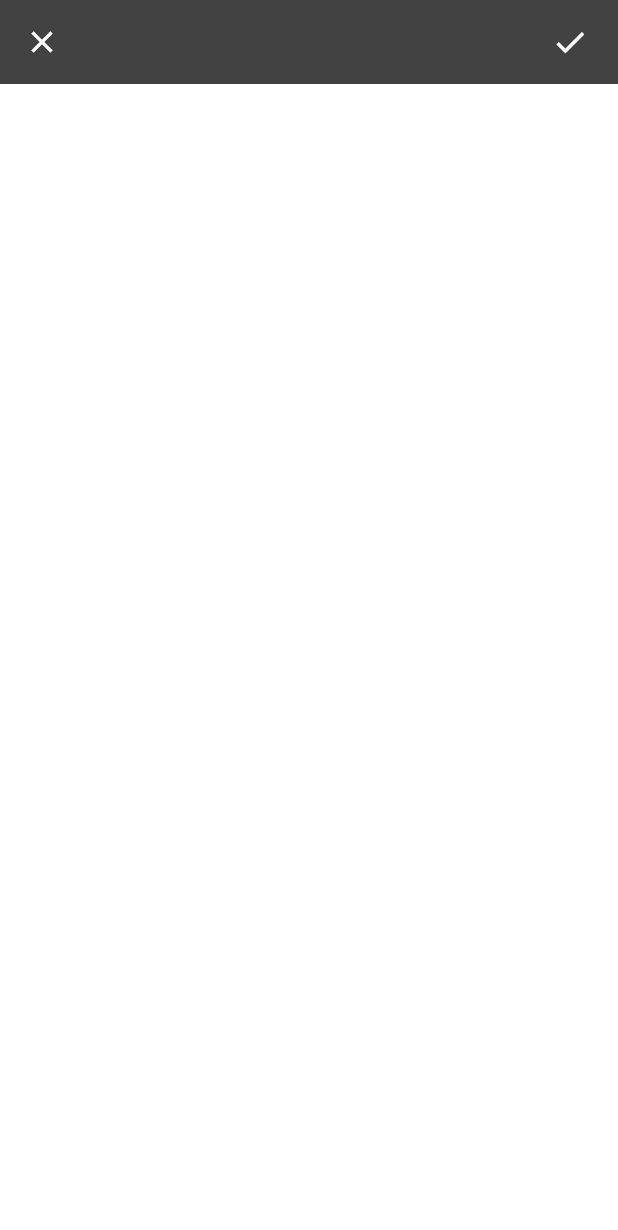
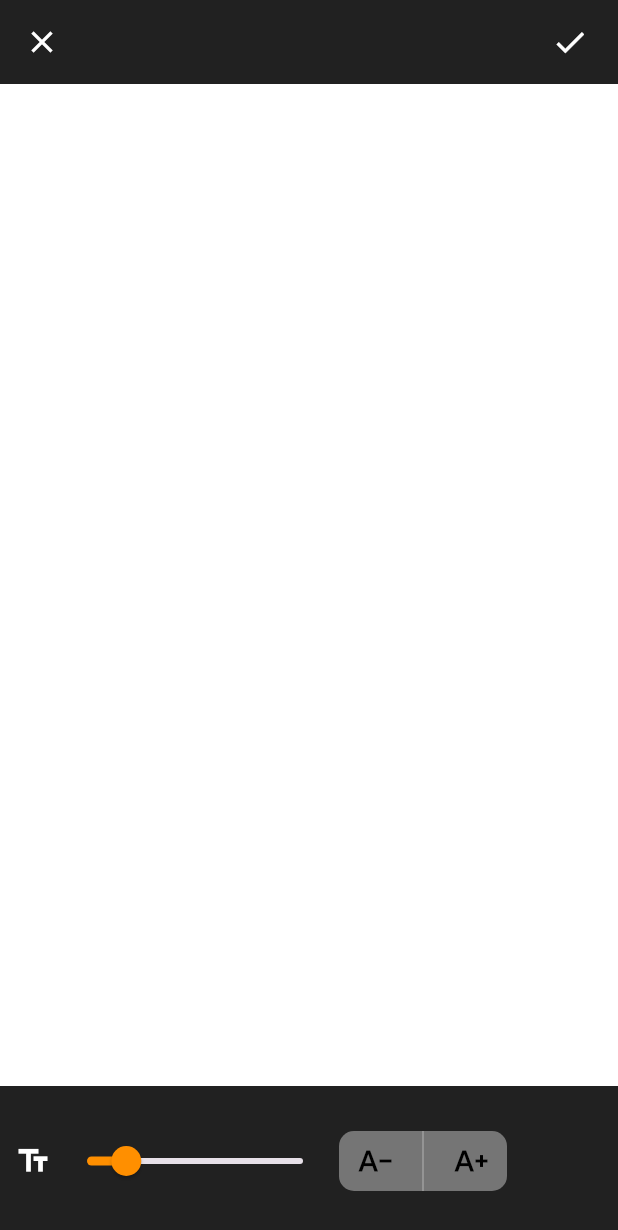
Before and after one commit to M4DGENIUS0/Smart-Cue, a Flutter app: the SmartCueScreen screen opened directly, item 3 of the bottom bar chosen, after a tap on "Edit", on a phone screen of 412 x 824 dp. Shown: the top 1230 px of the screen. Run offline on Flutter 3.47's test engine with Material 3 defaults, Android fonts, the phone set to English and light mode, and no system bars; our stand-ins replace bloc, equatable, flutter_bloc, get_it, pdf, persistent_bottom_nav_bar.

Commit message:
made little changes in create_edit_screen

```diff
--- a/lib/extension/popup_card/add_script_pop_up_card.dart
+++ b/lib/extension/popup_card/add_script_pop_up_card.dart
@@ -27,12 +27,11 @@ class _AddbyPopupCardState extends State<AddbyPopupCard> {
         children: [
           InkWell(
             onTap: () {
-              Navigator.push(
+              Navigator.pushReplacement(
                   context,
                   MaterialPageRoute(
-                    builder: (context) => SmartCueScreen(),
+                    builder: (context) => Create_Edit_Screen(),
                   ));
-              // Navigator.of(context).pop();
             },
             child: ButtonsForPopUp(
               icon_Name: Icons.text_snippet_rounded,
--- a/lib/main.dart
+++ b/lib/main.dart
@@ -44,8 +44,8 @@ class MyApp extends StatelessWidget {
           colorScheme: ColorScheme.fromSeed(seedColor: Colors.deepPurple),
           useMaterial3: true,
         ),
-        // home: InitHome(),
-        home: SmartCueScreen(),
+        home: InitHome(),
+        // home: SmartCueScreen(),
       ),
     );
   }
--- a/lib/views/Add_Script/Add_Script.dart
+++ b/lib/views/Add_Script/Add_Script.dart
@@ -1,3 +1,3 @@
 export 'Bottom_Sheet/bottom_Sheet.dart';
 export 'teleprompt_screen/screen/Teleprompt_screen.dart';
-export 'teleprompt_screen/screen/edit_button_Screen.dart';
+export 'teleprompt_screen/screen/Create_edit_Screen.dart';
--- /dev/null
+++ b/lib/views/Add_Script/teleprompt_screen/screen/Create_edit_Screen.dart
@@ -0,0 +1,76 @@
+import 'package:flutter/material.dart';
+import 'package:flutter_bloc/flutter_bloc.dart';
+import 'package:smartcue/views/Add_Script/teleprompt_screen/bloc/smart_Cue/smart_cue_bloc.dart';
+import 'package:smartcue/views/Add_Script/teleprompt_screen/widget/widget.dart';
+
+import '../bloc/Playback/playback_bloc.dart';
+
+class Create_Edit_Screen extends StatefulWidget {
+  const Create_Edit_Screen({super.key});
+
+  @override
+  State<Create_Edit_Screen> createState() => _Create_Edit_ScreenState();
+}
+
+class _Create_Edit_ScreenState extends State<Create_Edit_Screen> {
+  late TextEditingController _controller;
+
+  @override
+  void initState() {
+    super.initState();
+    _controller = TextEditingController();
+  }
+
+  @override
+  void dispose() {
+    _controller.dispose();
+    super.dispose();
+  }
+
+  @override
+  Widget build(BuildContext context) {
+    return Scaffold(
+      appBar: AppBar(
+        backgroundColor: Colors.grey[900],
+        leading: InkWell(
+            onTap: () {
+              // Add your navigation logic here
+              Navigator.of(context).pop();
+            },
+            child: Icon(
+              Icons.close,
+              color: Colors.white,
+            )),
+        actions: [
+          TextButton(
+              onPressed: () {},
+              child: Icon(
+                Icons.done,
+                size: 25,
+                color: Colors.white,
+              )),
+        ],
+      ),
+      body: Column(
+        children: [
+          Expanded(
+            child: BlocBuilder<PlaybackBloc, PlaybackState>(
+              builder: (context, state) {
+                return TextField(
+                  style: TextStyle(fontSize: state.textSize),
+                  keyboardType: TextInputType.multiline,
+                  onChanged: (text) {
+                    context.read<SmartCueBloc>().add(EditTextEvent(text));
+                  },
+                  decoration: InputDecoration(border: InputBorder.none),
+                  maxLines: 9999,
+                );
+              },
+            ),
+          ),
+          BottomTextSizeForEditScreen()
+        ],
+      ),
+    );
+  }
+}
--- a/lib/views/Add_Script/teleprompt_screen/screen/Teleprompt_screen.dart
+++ b/lib/views/Add_Script/teleprompt_screen/screen/Teleprompt_screen.dart
@@ -101,7 +101,7 @@ class _SmartCueScreenState extends State<SmartCueScreen> {
               Navigator.push(
                   context,
                   MaterialPageRoute(
-                    builder: (context) => Edit_Screen(),
+                    builder: (context) => Create_Edit_Screen(),
                   ));
             },
             child: const Text(
--- a/lib/views/Add_Script/teleprompt_screen/screen/edit_button_Screen.dart
+++ /dev/null
@@ -1,61 +0,0 @@
-import 'package:flutter/material.dart';
-import 'package:flutter_bloc/flutter_bloc.dart';
-import 'package:smartcue/views/Add_Script/teleprompt_screen/bloc/smart_Cue/smart_cue_bloc.dart';
-
-class Edit_Screen extends StatefulWidget {
-  const Edit_Screen({super.key});
-
-  @override
-  State<Edit_Screen> createState() => _Edit_ScreenState();
-}
-
-class _Edit_ScreenState extends State<Edit_Screen> {
-  late TextEditingController _controller;
-
-  @override
-  void initState() {
-    super.initState();
-    _controller = TextEditingController();
-  }
-
-  @override
-  void dispose() {
-    _controller.dispose();
-    super.dispose();
-  }
-
-  @override
-  Widget build(BuildContext context) {
-    return Scaffold(
-      appBar: AppBar(
-        backgroundColor: Colors.grey[800],
-        leading: InkWell(
-            onTap: () {
-              // Add your navigation logic here
-              Navigator.of(context).pop();
-            },
-            child: Icon(
-              Icons.close,
-              color: Colors.white,
-            )),
-        actions: [
-          TextButton(
-              onPressed: () {},
-              child: Icon(
-                Icons.done,
-                size: 25,
-                color: Colors.white,
-              )),
-        ],
-      ),
-      body: TextField(
-        keyboardType: TextInputType.multiline,
-        onChanged: (text) {
-          context.read<SmartCueBloc>().add(EditTextEvent(text));
-        },
-        decoration: InputDecoration(border: InputBorder.none),
-        maxLines: 9999,
-      ),
-    );
-  }
-}
--- /dev/null
+++ b/lib/views/Add_Script/teleprompt_screen/widget/bottom_text_size_for_edit_screen.dart
@@ -0,0 +1,75 @@
+import 'package:flutter/material.dart';
+import 'package:flutter_bloc/flutter_bloc.dart';
+
+import '../bloc/Playback/playback_bloc.dart';
+
+class BottomTextSizeForEditScreen extends StatelessWidget {
+  const BottomTextSizeForEditScreen({super.key});
+
+  @override
+  Widget build(BuildContext context) {
+    return Container(
+      height: 100,
+      width: MediaQuery.of(context).size.width,
+      color: Colors.grey[900],
+      child: BlocBuilder<PlaybackBloc, PlaybackState>(
+        builder: (context, state) {
+          final bloc = context.read<PlaybackBloc>();
+          return Row(
+            mainAxisAlignment: MainAxisAlignment.start,
+            children: [
+              SizedBox(width: 10),
+              Icon(
+                Icons.text_fields_outlined,
+                color: Colors.white,
+              ),
+              Slider(
+                activeColor: Colors.amber[800],
+                value: state.textSize,
+                min: 8.0,
+                max: 52.0,
+                onChanged: (value) {
+                  bloc.add(ChangeTextSizeEvent(value));
+                },
+              ),
+              Container(
+                height: 40,
+                decoration: BoxDecoration(
+                    color: Colors.grey[600],
+                    borderRadius: BorderRadius.all(Radius.circular(10))),
+                child: Row(
+                  crossAxisAlignment: CrossAxisAlignment.center,
+                  children: [
+                    IconButton(
+                        onPressed: () {
+                          if (state.textSize > 8) {
+                            bloc.add(ChangeTextSizeEvent(state.textSize - 1));
+                          }
+                        },
+                        icon: Icon(
+                          Icons.text_decrease,
+                          color: Colors.black,
+                        )),
+                    VerticalDivider(
+                      color: Colors.grey,
+                    ),
+                    IconButton(
+                        onPressed: () {
+                          if (state.textSize < 52) {
+                            bloc.add(ChangeTextSizeEvent(state.textSize + 1));
+                          }
+                        },
+                        icon: Icon(
+                          Icons.text_increase,
+                          color: Colors.black,
+                        )),
+                  ],
+                ),
+              )
+            ],
+          );
+        },
+      ),
+    );
+  }
+}
--- a/lib/views/Add_Script/teleprompt_screen/widget/widget.dart
+++ b/lib/views/Add_Script/teleprompt_screen/widget/widget.dart
@@ -2,3 +2,4 @@ export 'bottom_play_back_controller.dart';
 export 'play_back_Menu.dart';
 export 'play_pause_button.dart';
 export 'popup_size_button.dart';
+export 'bottom_text_size_for_edit_screen.dart';
--- a/lib/views/views.dart
+++ b/lib/views/views.dart
@@ -9,4 +9,4 @@ export 'Home/Tab/Screens/Scripts_tab/Screens/Scripts.dart';
 export 'Home/Tab/Screens/Import_tab/Screens/Import_Tab.dart';
 export 'Home/Tab/Screens/folder_tab/Screens/folder.dart';
 export 'Add_Script/teleprompt_screen/screen/Teleprompt_screen.dart';
-export 'Add_Script/teleprompt_screen/screen/edit_button_Screen.dart';
+export 'Add_Script/teleprompt_screen/screen/Create_edit_Screen.dart';
```
